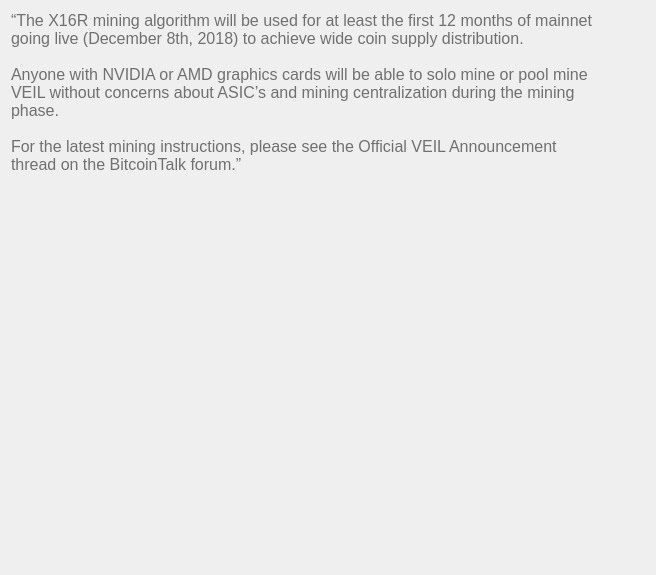
Above: src/qt/veil/forms/settingsfaq10.ui from Veil-Project/veil before the change. Below: the same form after it.
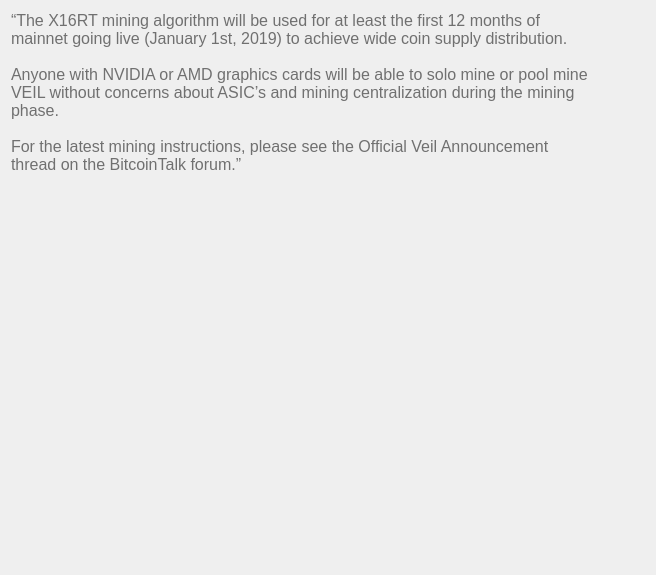
That is the form after the change.

Diff of the .ui file:
```diff
--- a/src/qt/veil/forms/settingsfaq10.ui
+++ b/src/qt/veil/forms/settingsfaq10.ui
@@ -33,11 +33,11 @@
       <string notr="true">font-weight:200;</string>
      </property>
      <property name="text">
-      <string>“The X16R mining algorithm will be used for at least the first 12 months of mainnet going live (December 8th, 2018) to achieve wide coin supply distribution.
+      <string>“The X16RT mining algorithm will be used for at least the first 12 months of mainnet going live (January 1st, 2019) to achieve wide coin supply distribution.
 
 Anyone with NVIDIA or AMD graphics cards will be able to solo mine or pool mine VEIL without concerns about ASIC’s and mining centralization during the mining phase.
 
-For the latest mining instructions, please see the Official VEIL Announcement thread on the BitcoinTalk forum.”					</string>
+For the latest mining instructions, please see the Official Veil Announcement thread on the BitcoinTalk forum.”					</string>
      </property>
      <property name="alignment">
       <set>Qt::AlignLeading|Qt::AlignLeft|Qt::AlignTop</set>
```
